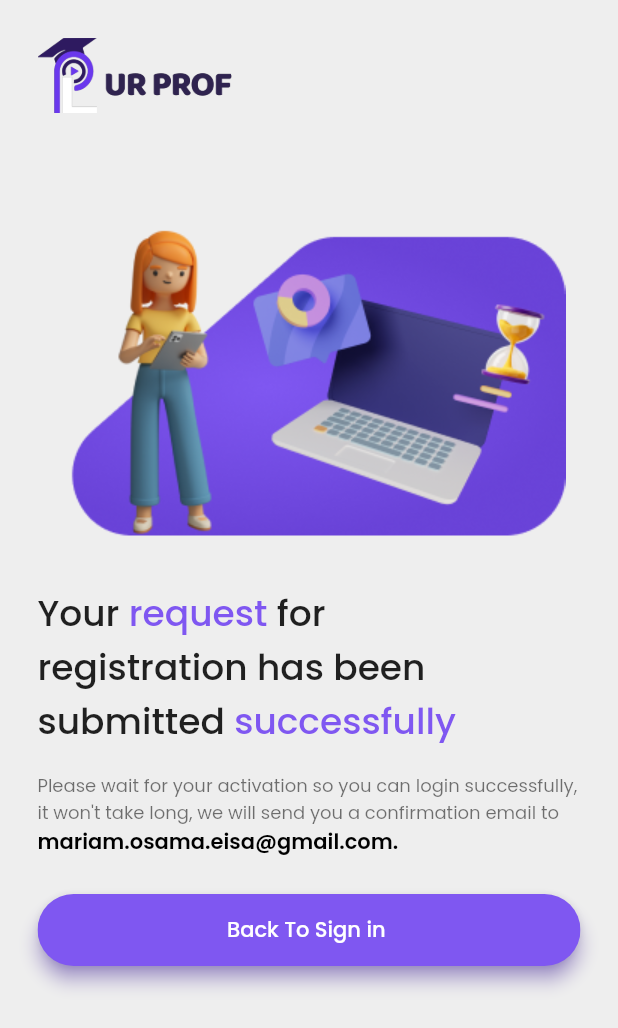
After one commit to Root-IEEE/Flutter, a Flutter app: the AcceptanceWaitingScreen screen opened directly, on a phone screen of 412 x 824 dp. The commit adds this screen. Shown: the top 1028 px of the screen. Run offline on Flutter 3.47's test engine with Material 2 defaults, Android fonts, the phone set to English and light mode, and no system bars; our stand-ins replace bloc, conditional_builder_null_safety, dio, flutter_bloc, flutter_otp_text_field, flutter_svg and 5 more; missing offline and left inert: vimeo_video_player_custom; accounts and stored records are empty; network calls fail.

Commit message:
Implement Waiting for acceptance screen

```diff
--- a/lib/modules/auth/register/register_screen.dart
+++ b/lib/modules/auth/register/register_screen.dart
@@ -1,11 +1,11 @@
 import 'package:e_learning/modules/auth/login/login_screen.dart';
 import 'package:e_learning/modules/auth/register/register_cubit/cubit.dart';
 import 'package:e_learning/modules/auth/register/register_cubit/states.dart';
+import 'package:e_learning/modules/auth/register/wait_for_acceptance.dart';
 import 'package:e_learning/shared/styles/colors.dart';
 import 'package:flutter/material.dart';
 import 'package:flutter_bloc/flutter_bloc.dart';
 import 'package:flutter_svg/svg.dart';
-import 'package:google_fonts/google_fonts.dart';
 import '../../../shared/components/constants/navigation_helper.dart';
 import '../../../shared/components/custom_widgets/custom_text_form_field.dart';
 import '../../../shared/components/custom_widgets/custom_toast.dart';
@@ -36,14 +36,14 @@ class _RegisterScreenState extends State<RegisterScreen> {
         listener: (context, state) {
           try {
             if (state is AppRegisterSuccessState) {
-              print(state.registerModel.token);
+              debugPrint(state.registerModel.token);
               final token = state.registerModel.token;
               CacheHelper.saveData(
                 key: 'token',
                 value: token,
               ).then((value) {
-                navigateToAndKill(context, LoginScreen());
-                print(CacheHelper.getData(key: 'token'));
+                navigateToAndKill(context, const AcceptanceWaitingScreen());
+                debugPrint(CacheHelper.getData(key: 'token'));
               });
             } else if (state is AppRegisterErrorState) {
               showToast(
--- /dev/null
+++ b/lib/modules/auth/register/wait_for_acceptance.dart
@@ -0,0 +1,98 @@
+import 'package:e_learning/modules/auth/login/login_screen.dart';
+import 'package:e_learning/shared/components/constants/navigation_helper.dart';
+import 'package:e_learning/shared/components/custom_widgets/main_button.dart';
+import 'package:e_learning/shared/styles/colors.dart';
+import 'package:flutter/material.dart';
+class AcceptanceWaitingScreen extends StatelessWidget {
+  const AcceptanceWaitingScreen({super.key});
+
+  @override
+  Widget build(BuildContext context) {
+    return SafeArea(
+      child: Scaffold(
+        body: Padding(
+          padding: const EdgeInsets.all(25.0),
+          child: Column(
+            crossAxisAlignment: CrossAxisAlignment.start,
+            children: [
+              Image.asset(
+                'assets/images/logoB.png',
+                fit: BoxFit.cover,
+                height: 50,
+              ),
+              const SizedBox(
+                height: 64,
+              ),
+              Image.asset(
+                'assets/images/wait_for_acceptance.png',
+                fit: BoxFit.cover,
+              ),
+              const SizedBox(
+                height: 24,
+              ),
+              RichText(
+                textAlign: TextAlign.start,
+                text: TextSpan(
+                    style: Theme.of(context).textTheme.titleLarge!.copyWith(
+                          fontSize: 24.0,
+                        ),
+                    children: [
+                      const TextSpan(text: 'Your\t'),
+                      TextSpan(
+                          text: 'request\t',
+                          style:
+                              Theme.of(context).textTheme.titleLarge!.copyWith(
+                                    color: AppColors.mainColor,
+                                    fontSize: 24.0,
+                                  )),
+                      const TextSpan(
+                          text: 'for\nregistration has been\nsubmitted\t'),
+                      TextSpan(
+                          text: 'successfully',
+                          style:
+                              Theme.of(context).textTheme.titleLarge!.copyWith(
+                                    color: AppColors.mainColor,
+                                    fontSize: 24.0,
+                                  )),
+                    ]),
+              ),
+              const SizedBox(
+                height: 16,
+              ),
+              RichText(
+                textAlign: TextAlign.start,
+                softWrap: true,
+                text: TextSpan(
+                    style: Theme.of(context).textTheme.bodySmall!.copyWith(),
+                    children: [
+                      const TextSpan(
+                          text:
+                              'Please wait for your activation so you can login successfully, it won\'t take long, we will send you a confirmation email to\n'),
+                      TextSpan(
+                          text: 'mariam.osama.eisa@gmail.com.',
+                          style: Theme.of(context)
+                              .textTheme
+                              .bodyMedium!
+                              .copyWith(
+                                  color: Colors.black,
+                                  fontWeight: FontWeight.w600)),
+                    ]),
+              ),
+              const SizedBox(
+                height: 24,
+              ),
+              MainButton(
+                text: 'Back To Sign in ',
+                width: double.infinity,
+                onTap: () {
+                  navigateTo(context, LoginScreen());
+                },
+                radius: 32,
+              )
+            ],
+          ),
+        ),
+      ),
+    );
+  }
+}
```
Also changed, not shown: assets/images/logoB.png (added), assets/images/wait_for_acceptance.png (added).
